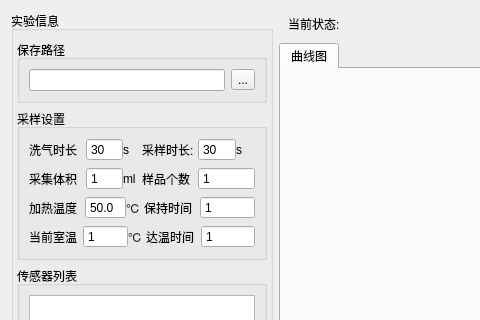
First picture: the form in Enose_16chanel/resource_ui/ui_file/ChooseAndShow.ui, repository WMSF111/E_Nose, before the edit; both pictures show x 0 to 480 and y 0 to 320 of the 997 by 662 pixel window.
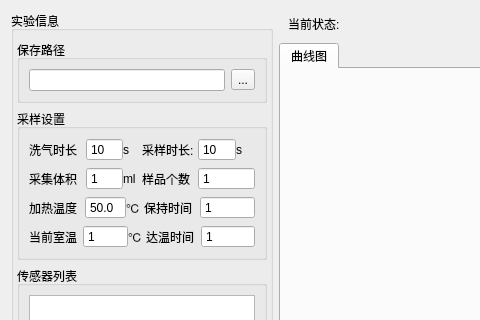
Second picture: the form after the edit.

What changed in the file:
```diff
--- a/Enose_16chanel/resource_ui/ui_file/ChooseAndShow.ui
+++ b/Enose_16chanel/resource_ui/ui_file/ChooseAndShow.ui
@@ -95,7 +95,7 @@
                 <number>256</number>
                </property>
                <property name="value">
-                <number>30</number>
+                <number>10</number>
                </property>
               </widget>
              </item>
@@ -128,13 +128,13 @@
                 <enum>QAbstractSpinBox::NoButtons</enum>
                </property>
                <property name="minimum">
-                <number>10</number>
+                <number>0</number>
                </property>
                <property name="maximum">
                 <number>256</number>
                </property>
                <property name="value">
-                <number>30</number>
+                <number>10</number>
                </property>
               </widget>
              </item>
```
